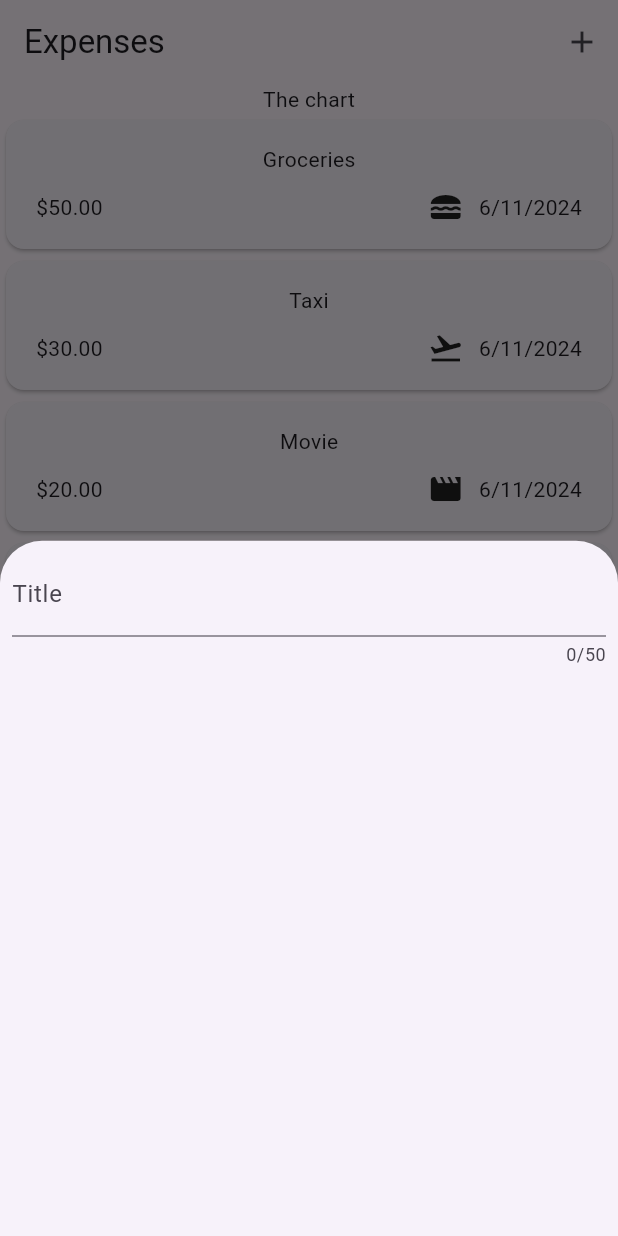
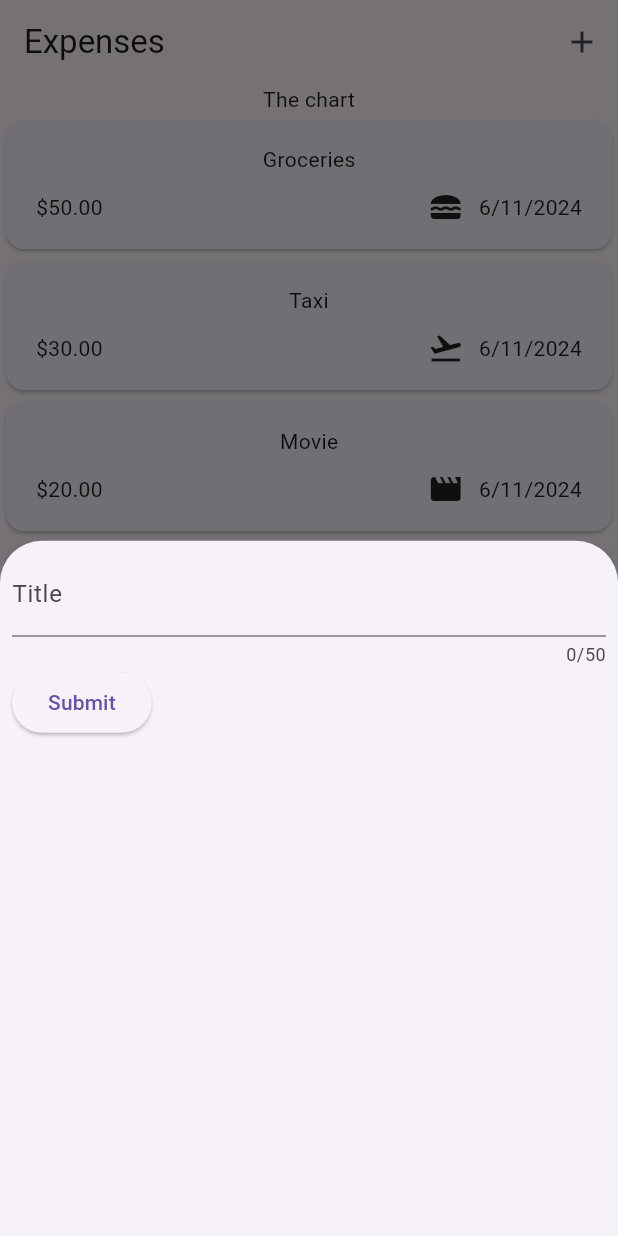
Before and after one commit to bokute2010/flutter-udemy-course, a Flutter app: the screen it shows after launch, after a tap on the "add" icon, on a phone screen of 412 x 824 dp. Run offline on Flutter 3.47's test engine with Material 3 defaults, Android fonts, the phone set to English and light mode, and no system bars; our stand-ins replace google_fonts.

Commit message:
109. Getting User Input on Every Keystroke

```diff
--- a/expense_tracker/lib/widgets/new_expense.dart
+++ b/expense_tracker/lib/widgets/new_expense.dart
@@ -10,15 +10,33 @@ class NewExpense extends StatefulWidget {
 }
 
 class _NewExpenseState extends State<NewExpense> {
+  var _enteredTitle = '';
+
+  void _saveTitleInput(String enteredTitle) {
+    _enteredTitle = enteredTitle;
+  }
+
   @override
   Widget build(BuildContext context) {
-    return const Padding(
-      padding: EdgeInsets.all(8),
+    return Padding(
+      padding: const EdgeInsets.all(8),
       child: Column(
         children: [
           TextField(
+            onChanged: _saveTitleInput,
             maxLength: 50,
-            decoration: InputDecoration(labelText: 'Title'),
+            decoration: const InputDecoration(labelText: 'Title'),
+          ),
+          Row(
+            children: [
+              ElevatedButton(
+                onPressed: () {
+                  print(_enteredTitle);
+                },
+                child: const Text('Submit'),
+              ),
+
+            ],
           ),
         ],
       ),
```
